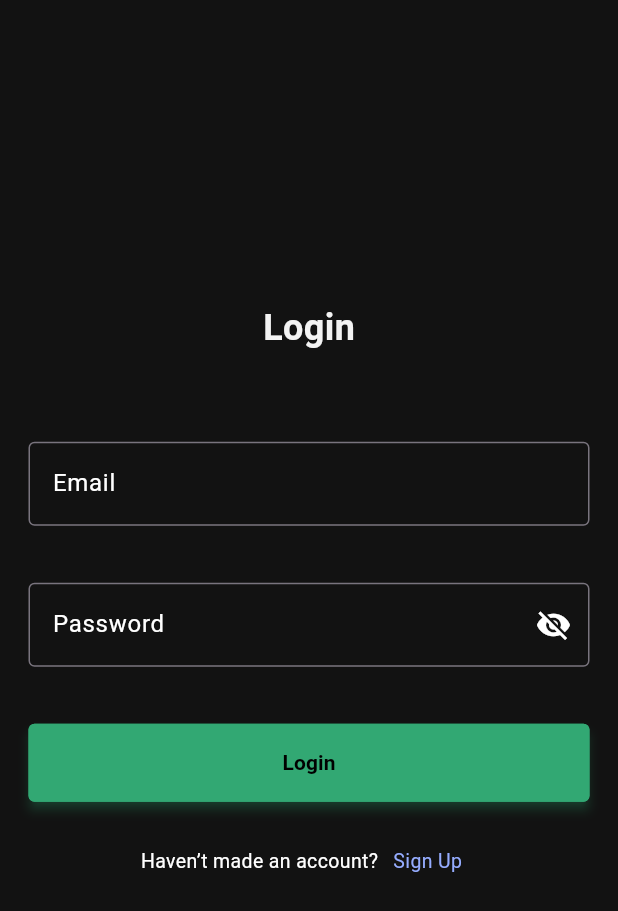
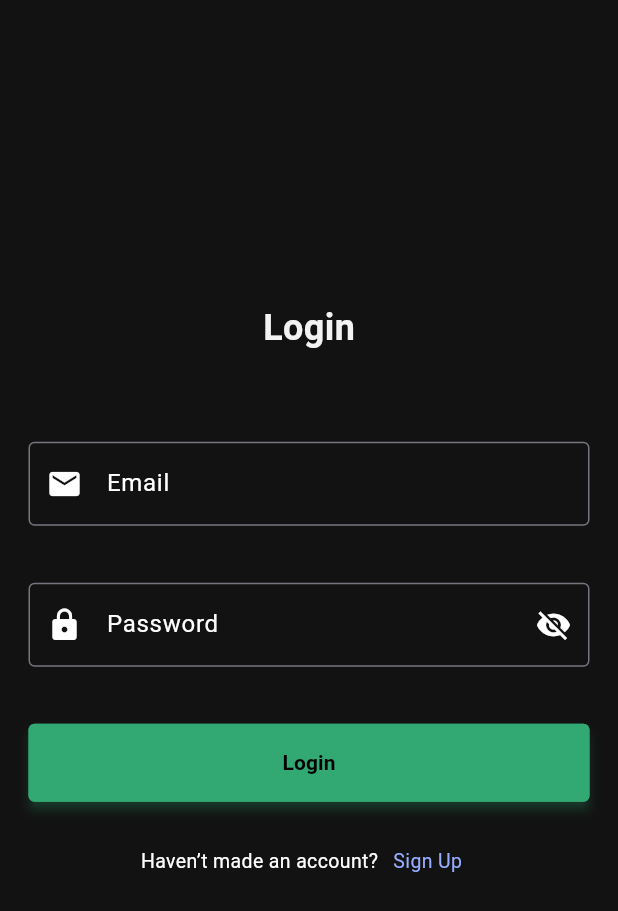
Before and after one commit to marlon-saldanha/flutter-cwi, a Flutter app: the screen it shows after launch, after a tap on "Login", on a phone screen of 412 x 824 dp. Shown: the top 911 px of the screen. Run offline on Flutter 3.47's test engine with Material 3 defaults, Android fonts, the light colour scheme and no system bars.

Commit message:
adiciona rotas ao app

```diff
--- a/lib/components/button_component.dart
+++ b/lib/components/button_component.dart
@@ -3,7 +3,8 @@ import 'package:flutter/material.dart';
 class ButtonComponent extends StatelessWidget {
   final bool secondary;
   final String text;
-  const ButtonComponent({super.key, this.secondary = false, required this.text});
+  final VoidCallback onPressed;
+  const ButtonComponent({super.key, this.secondary = false, required this.text, required this.onPressed});
 
   @override
   Widget build(BuildContext context) {
@@ -24,7 +25,7 @@ class ButtonComponent extends StatelessWidget {
             width: 1,
           )
         ),
-        onPressed: () { },
+        onPressed: onPressed,
         child: Text(
           text,
           style: TextStyle(
--- a/lib/components/text_field_component.dart
+++ b/lib/components/text_field_component.dart
@@ -3,10 +3,12 @@ import 'package:flutter/material.dart';
 class CustomTextField extends StatefulWidget {
   final String labelText;
   final bool isPassword;
+  final IconData? icon;
   const CustomTextField({
     super.key,
     required this.labelText,
     this.isPassword = false,
+    this.icon,
   });
 
   @override
@@ -48,6 +50,10 @@ class _CustomTextFieldState extends State<CustomTextField> {
         color: _isFocused ? Color(0xff32a873) : Colors.white
       ),
       decoration: InputDecoration(
+        prefixIcon: widget.icon != null ? Icon(
+          widget.icon,
+          color: _isFocused ? Color(0xff32a873) : Colors.white,
+        ) : null,
         suffixIcon:
             widget.isPassword
                 ? IconButton(
--- a/lib/main.dart
+++ b/lib/main.dart
@@ -1,3 +1,4 @@
+import 'package:filme_flix/pages/home_screen.dart';
 import 'package:filme_flix/pages/sign_in_screen.dart';
 import 'package:flutter/material.dart';
 
@@ -12,11 +13,14 @@ class MainApp extends StatelessWidget {
   Widget build(BuildContext context) {
 
     return MaterialApp(
+      initialRoute: '/',
+      routes: {
+        '/': (context) => HomeScreen(),
+        '/sign-in': (context) => SignInScreen(),
+      },
       theme: ThemeData(
         textTheme: ThemeData.dark().textTheme.apply(bodyColor: Colors.white),
       ),
-      // home: HomeScreen(),
-      home: SignInScreen(),
     );
   }
 }
--- a/lib/pages/home_screen.dart
+++ b/lib/pages/home_screen.dart
@@ -40,26 +40,30 @@ class HomeScreen extends StatelessWidget {
                 children: [
                   Text(
                     'Watch movies anytime anywhere',
-                      style: TextStyle(
-                        fontWeight: FontWeight.bold,
-                        fontSize: 20,
-                      ),
+                    style: TextStyle(fontWeight: FontWeight.bold, fontSize: 20),
                   ),
                   Container(
                     margin: EdgeInsets.only(top: 10),
                     child: Text(
                       'Explore a vast collection of blockbuster movies, timeless classics, and the latest releases.',
                       textAlign: TextAlign.center,
-                      style: TextStyle(
-                        fontSize: 13,
-                      ),
+                      style: TextStyle(fontSize: 13),
                     ),
                   ),
                   Container(
-                      margin: const EdgeInsets.only(top: 20, bottom: 20),
-                      child: ButtonComponent(text: 'Login'),
+                    margin: const EdgeInsets.symmetric(vertical: 20),
+                    child: ButtonComponent(
+                      text: 'Login',
+                      onPressed: () {
+                        Navigator.pushNamed(context, '/sign-in');
+                      },
                     ),
-                    ButtonComponent(text: 'Sign Up', secondary: true),
+                  ),
+                  ButtonComponent(
+                    text: 'Sign Up',
+                    secondary: true,
+                    onPressed: () {},
+                  ),
                 ],
               ),
             ),
--- a/lib/pages/sign_in_screen.dart
+++ b/lib/pages/sign_in_screen.dart
@@ -26,14 +26,24 @@ class SignInScreen extends StatelessWidget {
               padding: EdgeInsetsDirectional.symmetric(horizontal: 19, vertical: 29),
               child: Column(
               children: [
-                CustomTextField(labelText: 'Email'),
-                Container(
-                  margin: EdgeInsets.only(top: 38),
-                  child: CustomTextField(labelText: 'Password', isPassword: true),
+                CustomTextField(
+                  labelText: 'Email',
+                  icon: Icons.mail,
                 ),
                 Container(
                   margin: EdgeInsets.only(top: 38),
-                  child: ButtonComponent(text: 'Login'),
+                  child: CustomTextField(
+                    labelText: 'Password',
+                    isPassword: true,
+                    icon: Icons.lock,
+                  ),
+                ),
+                Container(
+                  margin: EdgeInsets.only(top: 38),
+                  child: ButtonComponent(
+                    text: 'Login',
+                    onPressed: () { },
+                  ),
                 ),
                 Container(
                   margin: EdgeInsets.only(top: 20),
```
Lines whose indentation alone changed are shown as unchanged.
